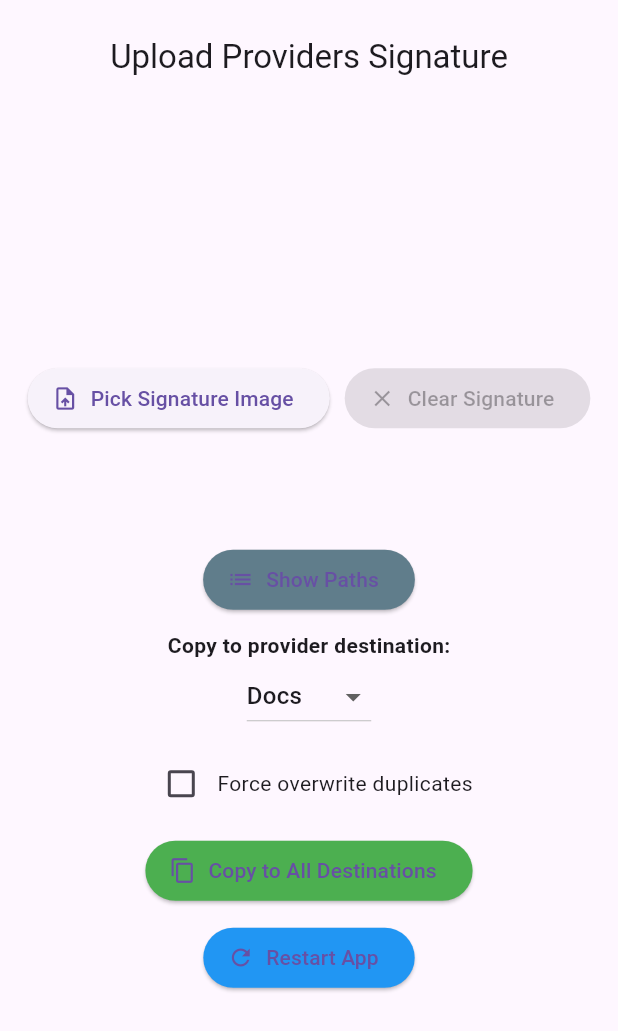
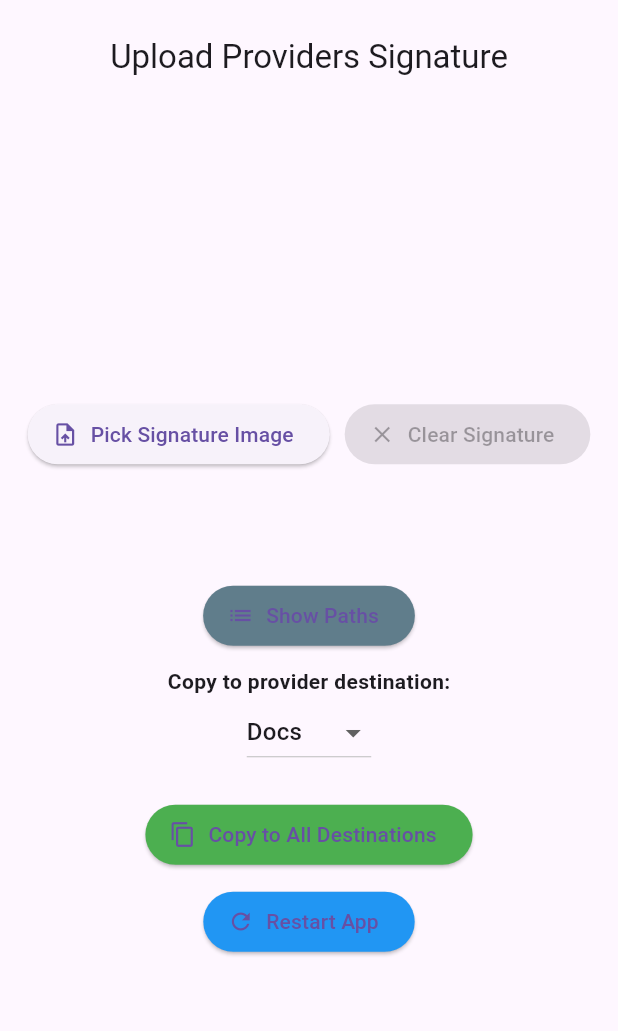
Before and after one commit to KCUkeka/signature_uploader, a Flutter app: the screen it shows after launch, on a phone screen of 412 x 824 dp. Shown: the top 1031 px of the screen. Run offline on Flutter 3.47's test engine with Material 3 defaults, Android fonts, the phone set to English and light mode, and no system bars; our stand-ins replace file_picker.

Commit message:
removed checkbox to overwrite

```diff
--- a/lib/main.dart
+++ b/lib/main.dart
@@ -593,20 +593,7 @@ class _SignatureHomePageState extends State<SignatureHomePage> {
                 ),
                 SizedBox(height: 10),
                 // NEW CHECKBOX ROW ADDED HERE
-                Row(
-                  mainAxisAlignment: MainAxisAlignment.center,
-                  children: [
-                    Checkbox(
-                      value: forceCopy,
-                      onChanged: (value) {
-                        setState(() {
-                          forceCopy = value ?? false;
-                        });
-                      },
-                    ),
-                    Text('Force overwrite duplicates'),
-                  ],
-                ),
+                Row(mainAxisAlignment: MainAxisAlignment.center),
                 SizedBox(height: 10),
                 ElevatedButton.icon(
                   onPressed: copyToDestination,
```
